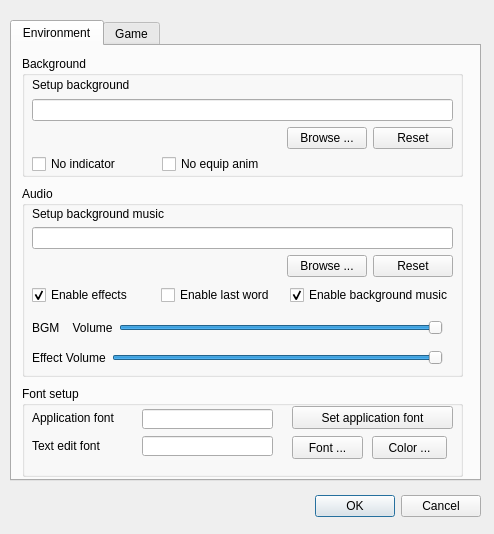
Above: src/dialog/configdialog.ui from Mogara/QSanguosha before the change. Below: the same form after it.
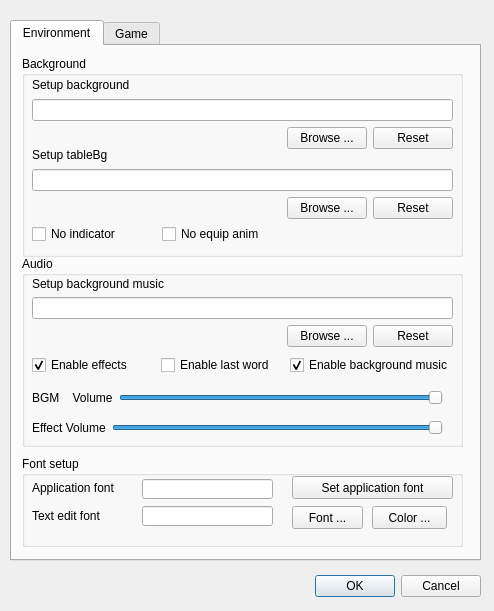
That is the form after the change.

Commit message: add widget to choose user-defined image as table background

```diff
--- a/src/dialog/configdialog.ui
+++ b/src/dialog/configdialog.ui
@@ -10,7 +10,7 @@
     <x>0</x>
     <y>0</y>
     <width>494</width>
-    <height>534</height>
+    <height>611</height>
    </rect>
   </property>
   <property name="sizePolicy">
@@ -28,7 +28,7 @@
      <x>10</x>
      <y>20</y>
      <width>471</width>
-     <height>461</height>
+     <height>541</height>
     </rect>
    </property>
    <property name="currentIndex">
@@ -42,7 +42,7 @@
      <property name="geometry">
       <rect>
        <x>10</x>
-       <y>140</y>
+       <y>210</y>
        <width>441</width>
        <height>191</height>
       </rect>
@@ -226,7 +226,7 @@
        <x>10</x>
        <y>10</y>
        <width>441</width>
-       <height>121</height>
+       <height>201</height>
       </rect>
      </property>
      <property name="title">
@@ -300,7 +300,7 @@
       <property name="geometry">
        <rect>
         <x>10</x>
-        <y>100</y>
+        <y>170</y>
         <width>95</width>
         <height>16</height>
        </rect>
@@ -313,7 +313,7 @@
       <property name="geometry">
        <rect>
         <x>140</x>
-        <y>100</y>
+        <y>170</y>
         <width>111</width>
         <height>16</height>
        </rect>
@@ -322,12 +322,76 @@
        <string>No equip anim</string>
       </property>
      </widget>
+     <widget class="QWidget" name="layoutWidget4_2">
+      <property name="geometry">
+       <rect>
+        <x>10</x>
+        <y>90</y>
+        <width>421</width>
+        <height>73</height>
+       </rect>
+      </property>
+      <layout class="QVBoxLayout" name="verticalLayout_3">
+       <item>
+        <layout class="QVBoxLayout" name="verticalLayout_4">
+         <item>
+          <widget class="QLabel" name="tableBgSetupLabel">
+           <property name="text">
+            <string>Setup tableBg</string>
+           </property>
+           <property name="buddy">
+            <cstring>bgPathLineEdit</cstring>
+           </property>
+          </widget>
+         </item>
+         <item>
+          <widget class="QLineEdit" name="tableBgPathLineEdit">
+           <property name="readOnly">
+            <bool>true</bool>
+           </property>
+          </widget>
+         </item>
+        </layout>
+       </item>
+       <item>
+        <layout class="QHBoxLayout" name="horizontalLayout_4">
+         <item>
+          <spacer name="tableBghorizontalSpacer">
+           <property name="orientation">
+            <enum>Qt::Horizontal</enum>
+           </property>
+           <property name="sizeHint" stdset="0">
+            <size>
+             <width>40</width>
+             <height>20</height>
+            </size>
+           </property>
+          </spacer>
+         </item>
+         <item>
+          <widget class="QPushButton" name="browseTableBgButton">
+           <property name="text">
+            <string>Browse ...</string>
+           </property>
+          </widget>
+         </item>
+         <item>
+          <widget class="QPushButton" name="resetTableBgButton">
+           <property name="text">
+            <string>Reset</string>
+           </property>
+          </widget>
+         </item>
+        </layout>
+       </item>
+      </layout>
+     </widget>
     </widget>
     <widget class="QGroupBox" name="fontSetupGroupBox">
      <property name="geometry">
       <rect>
        <x>10</x>
-       <y>340</y>
+       <y>410</y>
        <width>441</width>
        <height>91</height>
       </rect>
@@ -504,7 +568,7 @@
    <property name="geometry">
     <rect>
      <x>140</x>
-     <y>490</y>
+     <y>570</y>
      <width>341</width>
      <height>32</height>
     </rect>
```
The commit also changes 10 other files.
